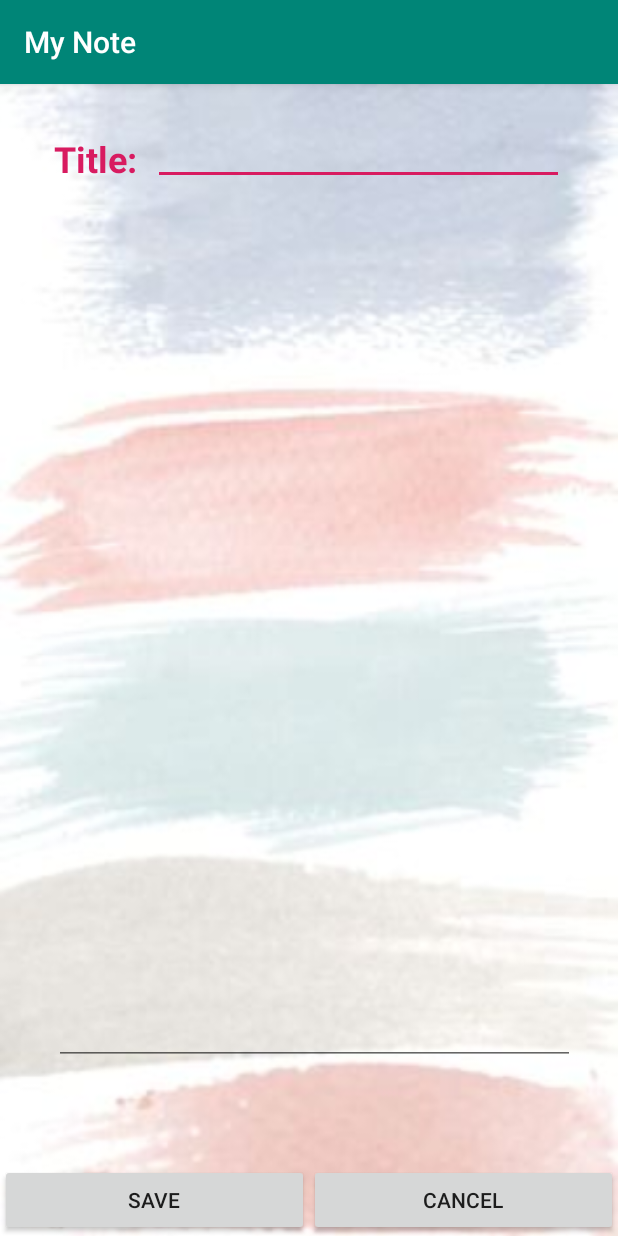
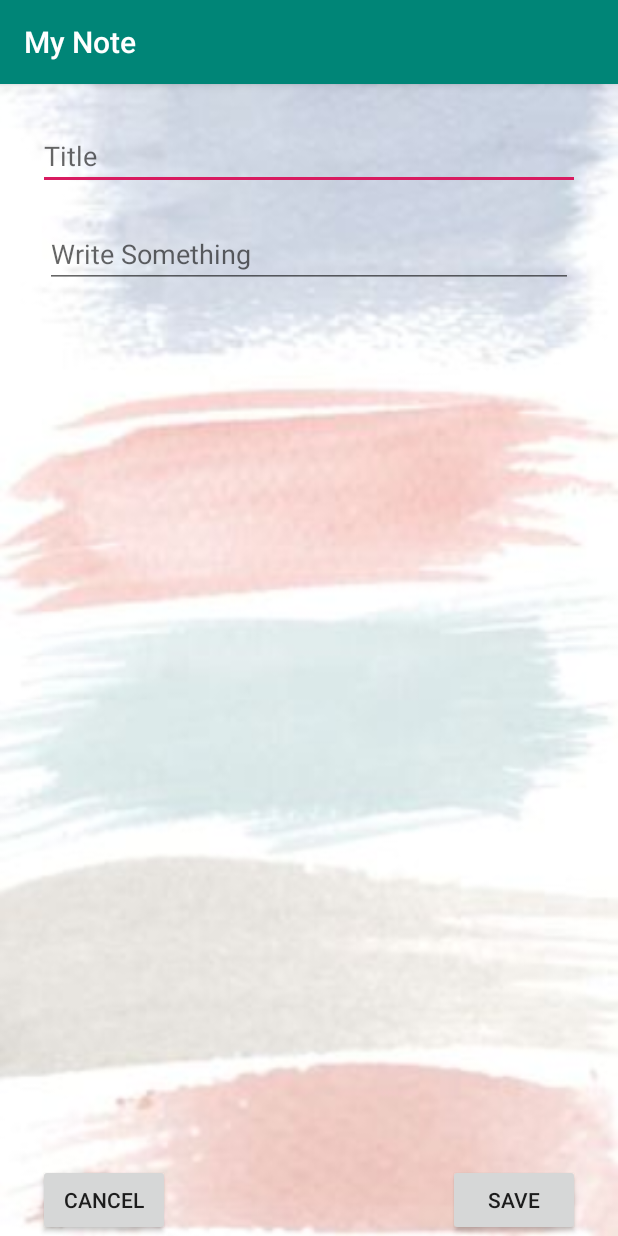
Before and after one commit to anniedo92/MyNote, an Android app: the screen it shows after launch (EditNoteActivity), on a phone screen of 412 x 824 dp. Run offline under Robolectric (Android 15) with nearby library versions, the phone set to English and light mode, and no system bars.

Commit message:
changed layout

```diff
--- a/app/src/main/java/com/example/mynote/NoteActivity.java
+++ b/app/src/main/java/com/example/mynote/NoteActivity.java
@@ -15,8 +15,10 @@ import android.widget.RelativeLayout;
 import android.widget.Toast;
 
 import java.util.ArrayList;
+import java.util.List;
 
 public class NoteActivity extends AppCompatActivity {
+
     private ListView listView;
     private Button btnAdd;
     private Button btnDelete;
@@ -58,24 +60,15 @@ public class NoteActivity extends AppCompatActivity {
                 Context.MODE_PRIVATE).getString("sortby", "title");
 
         NoteDataSource ds = new NoteDataSource(this);
+
         try {
+
             ds.open();
             note = ds.getNote(sortBy, orderBy);
             ds.close();
-            adapter = new NoteAdapter(this, note);
-            listView = (ListView) findViewById(R.id.listView);
-            listView.setAdapter(adapter);
 
-        } catch (Exception e) {
-            Toast.makeText(this, "Error retrieving note", Toast.LENGTH_LONG).show();
-        }
-
-        try {
-            ds.open();
-            note = ds.getNote(sortBy, orderBy);
-            ds.close();
             if (note.size() > 0) {
-                listView = (ListView) findViewById(R.id.listView);
+                ListView listView= (ListView) findViewById(R.id.listView);
                 adapter = new NoteAdapter(this, note);
                 listView.setAdapter(adapter);
             } else {
@@ -121,6 +114,7 @@ public class NoteActivity extends AppCompatActivity {
     //INIT DELETEbtn
     public void initDeleteBtn() {
         final Button deleteBtn = (Button) findViewById(R.id.btnDelete);
+
         deleteBtn.setOnClickListener(new View.OnClickListener() {
             @Override
             public void onClick(View v) {
@@ -144,22 +138,18 @@ public class NoteActivity extends AppCompatActivity {
            @Override
            public void onItemClick(AdapterView <?> parent, View itemClicked, int position,long id){
                Note selectedNote = note.get(position)  ;
+
                if(isDeleting){
                    adapter.showDelete(position,itemClicked,NoteActivity.this, selectedNote);
-
-
                }else{
                    Intent intent = new Intent(NoteActivity.this, EditNoteActivity.class);
                    intent.putExtra("noteid",selectedNote.getNoteId());
                    startActivity(intent);
-
                }
-
            }
 
 
         });
-
     }
 
     private void initSortBtn() {
--- a/app/src/main/java/com/example/mynote/NoteAdapter.java
+++ b/app/src/main/java/com/example/mynote/NoteAdapter.java
@@ -35,7 +35,7 @@ public class NoteAdapter extends ArrayAdapter<Note> {
 
             TextView title = (TextView) v.findViewById(R.id.textTitle);
             TextView date = (TextView) v.findViewById(R.id.textDate);
-            Button b = (Button) v.findViewById(R.id.btnHideDelete);
+            Button b = (Button) v.findViewById(R.id.btnDeleteNote);
             title.setText(note.getTitle());
             date.setText(note.getDate());
             b.setVisibility(View.INVISIBLE);
@@ -50,7 +50,7 @@ public class NoteAdapter extends ArrayAdapter<Note> {
 
     public void showDelete(final int position, final View noteView,final Context notetext, final Note note) {
         View v = noteView;
-        final Button b = (Button) v.findViewById(R.id.btnHideDelete);
+        final Button b = (Button) v.findViewById(R.id.btnDeleteNote);
         if (b.getVisibility()==View.INVISIBLE) {
             b.setVisibility(View.VISIBLE);
             b.setOnClickListener(new View.OnClickListener() {
@@ -84,7 +84,7 @@ public class NoteAdapter extends ArrayAdapter<Note> {
     //Hide delete button
     public void hideDelete(int position, View convertView, Context context) {
         View v = convertView;
-        final Button b = (Button) v.findViewById(R.id.btnHideDelete);
+        final Button b = (Button) v.findViewById(R.id.btnDeleteNote);
         b.setVisibility(View.INVISIBLE);
         b.setOnClickListener(null);
     }
--- a/app/src/main/res/layout/activity_edit_note.xml
+++ b/app/src/main/res/layout/activity_edit_note.xml
@@ -8,73 +8,74 @@
     android:id="@+id/activity_edit_note"
     >
 
-    <LinearLayout
+    <RelativeLayout
         android:id="@+id/linearLayout"
         android:layout_width="match_parent"
         android:layout_height="wrap_content"
-        android:layout_alignParentBottom="true"
-        android:layout_centerHorizontal="true"
-        android:orientation="horizontal">
+        android:layout_alignParentBottom="true" >
 
         <Button
             android:id="@+id/btnSave"
-            android:layout_width="0dp"
+            android:layout_width="wrap_content"
             android:layout_height="wrap_content"
-            android:layout_gravity="bottom"
-            android:layout_weight="1"
+            android:layout_alignParentRight="true"
+            android:layout_marginRight="25dp"
             android:text="SAVE" />
 
         <Button
             android:id="@+id/btnCancel"
-            android:layout_width="0dp"
-            android:layout_height="wrap_content"
-            android:layout_gravity="bottom"
-            android:layout_weight="1"
-            android:text="CANCEL" />
-    </LinearLayout>
-
-    <ScrollView
-        android:layout_width="match_parent"
-        android:layout_height="match_parent"
-        android:layout_above="@id/linearLayout"
-        android:layout_alignParentTop="true"
-        android:fillViewport="true">
-
-        <TextView
-            android:id="@+id/title"
             android:layout_width="wrap_content"
             android:layout_height="wrap_content"
-            android:layout_alignParentStart="true"
-            android:layout_alignParentTop="true"
-            android:layout_marginStart="36dp"
-            android:layout_marginTop="33dp"
-            android:text="Title:"
-            android:textColor="@color/colorAccent"
-            android:textSize="24sp"
-            android:textStyle="bold" />
+            android:layout_alignParentLeft="true"
+            android:layout_marginLeft="25dp"
+            android:text="CANCEL" />
 
-
-    </ScrollView>
+    </RelativeLayout>
 
     <EditText
         android:id="@+id/editTitle"
-        android:layout_width="274dp"
+        android:layout_width="match_parent"
         android:layout_height="wrap_content"
+        android:layout_alignParentStart="true"
         android:layout_alignParentTop="true"
-        android:layout_alignParentEnd="true"
-        android:layout_marginTop="22dp"
-        android:layout_marginEnd="36dp" />
+        android:layout_marginLeft="25dp"
+        android:layout_marginTop="25dp"
+        android:layout_marginRight="25dp"
+        android:ems="10"
+        android:hint="Title"
+        android:inputType="textPersonName" />
 
+    <LinearLayout
+        android:id="@+id/layoutBody"
+        android:layout_width="match_parent"
+        android:layout_height="400dp"
+        android:layout_below="@id/editTitle"
+        android:layout_marginLeft="30dp"
+        android:layout_marginTop="20dp"
+        android:layout_marginRight="30dp"
+        android:orientation="vertical">
 
-    <EditText
-        android:id="@+id/editFullText"
-        android:layout_width="347dp"
-        android:layout_height="565dp"
-        android:layout_below="@+id/editTitle"
-        android:layout_alignEnd="@+id/editTitle"
-        android:layout_marginTop="21dp"
-        android:layout_marginEnd="-7dp"
-        android:gravity="top|left" />
+        <ScrollView
+            android:layout_width="match_parent"
+            android:layout_height="wrap_content"
+            android:layout_alignParentBottom="true">
 
+            <EditText
+                android:id="@+id/editFullText"
+                android:layout_width="match_parent"
+                android:layout_height="match_parent"
+                android:hint="Write Something" />
+
+        </ScrollView>
+    </LinearLayout>
+
+    <TextView
+        android:id="@+id/textDate"
+        android:layout_width="wrap_content"
+        android:layout_height="wrap_content"
+        android:layout_below="@+id/layoutBody"
+        android:layout_alignParentRight="true"
+        android:layout_marginRight="15dp"
+        tools:text="@tools:sample/date/ddmmyy" />
 
 </RelativeLayout>
```
Also changed, not shown: app/src/main/res/layout/list_note.xml (+20 -21 lines).
